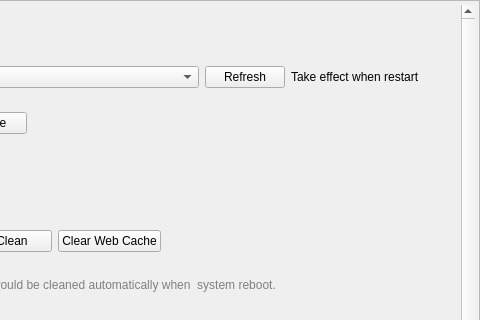
Old version of the form src/pages/settingspage.ui in the repository spark-store-project/spark-store; both pictures show x 210 to 690 and y 0 to 320 of the 690 by 548 pixel window.
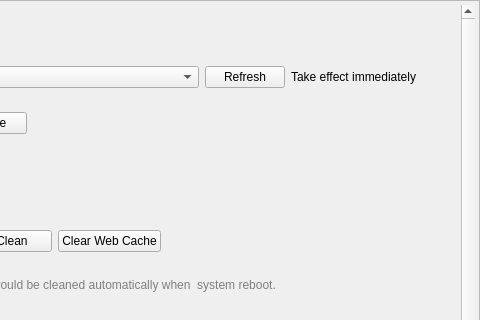
New version of the form.

The edit to the form file:
```diff
--- a/src/pages/settingspage.ui
+++ b/src/pages/settingspage.ui
@@ -140,7 +140,7 @@
                    </size>
                   </property>
                   <property name="text">
-                   <string>Take effect when restart</string>
+                   <string>Take effect immediately</string>
                   </property>
                  </widget>
                 </item>
```
